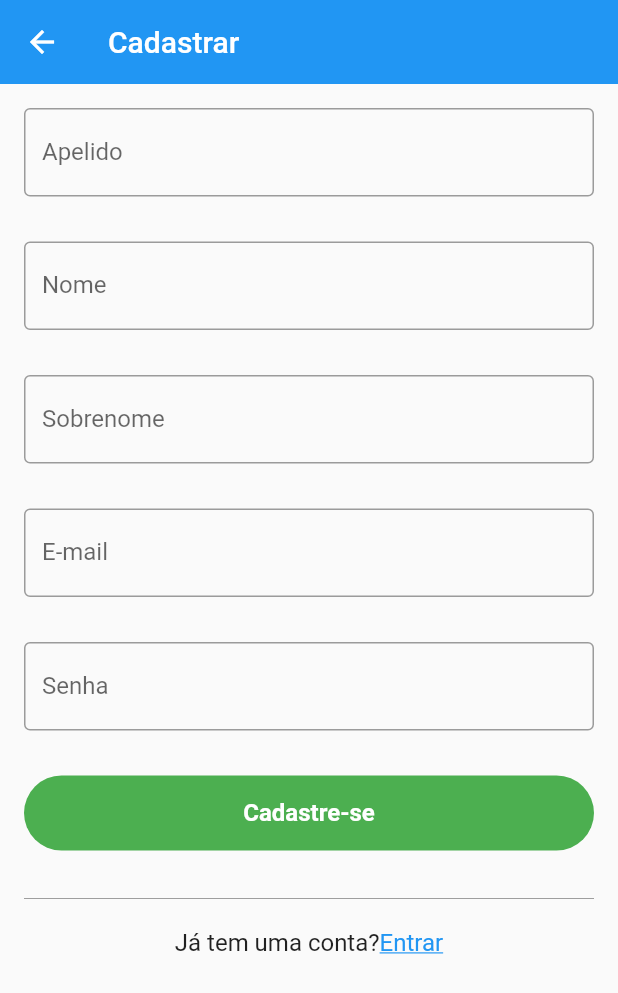
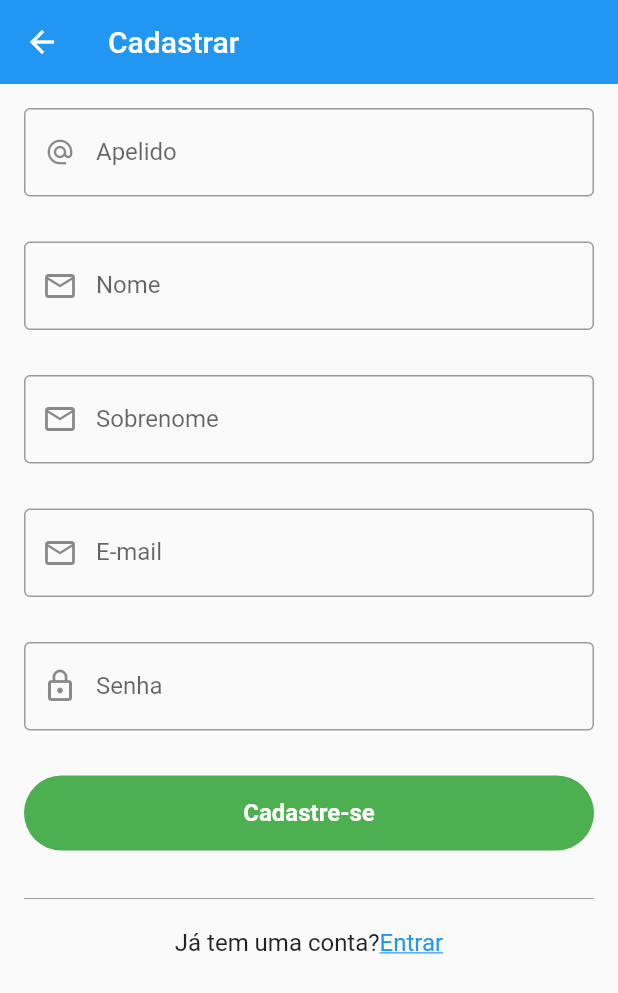
Before and after one commit to SergioJunnior/Teste-Monitora, a Flutter app: the screen it shows after launch, after a tap on "Cadastre-se", on a phone screen of 412 x 824 dp. Shown: the top 993 px of the screen. Run offline on Flutter 3.47's test engine with Material 2 defaults, Android fonts, the phone set to English and light mode, and no system bars; our stand-ins replace bloc, cloud_firestore, firebase_auth, rxdart; accounts and stored records are empty.

Commit message:
finalizando

```diff
--- a/teste_lider/lib/screens/SignUp/signup_screen.dart
+++ b/teste_lider/lib/screens/SignUp/signup_screen.dart
@@ -56,6 +56,10 @@ class _SignUpScreenState extends State<SignUpScreen> {
                       padding: const EdgeInsets.all(16),
                       children: <Widget>[
                         formField(
+                          Icon(
+                            Icons.alternate_email,
+                            size: 20,
+                          ),
                           _apelidoController,
                           "Apelido",
                           _signUpBloc.setApelido,
@@ -66,6 +70,7 @@ class _SignUpScreenState extends State<SignUpScreen> {
                         ),
                         Padding(padding: EdgeInsets.symmetric(vertical: 15)),
                         formField(
+                          Icon(Icons.mail_outline),
                           _nomeController,
                           "Nome",
                           _signUpBloc.setNome,
@@ -76,6 +81,7 @@ class _SignUpScreenState extends State<SignUpScreen> {
                         ),
                         Padding(padding: EdgeInsets.symmetric(vertical: 15)),
                         formField(
+                          Icon(Icons.mail_outline),
                           _sobrenomeController,
                           "Sobrenome",
                           _signUpBloc.setSobrenome,
@@ -86,6 +92,7 @@ class _SignUpScreenState extends State<SignUpScreen> {
                         ),
                         Padding(padding: EdgeInsets.symmetric(vertical: 15)),
                         formField(
+                          Icon(Icons.mail_outline),
                           _emailController,
                           'E-mail',
                           _signUpBloc.setEmail,
--- a/teste_lider/lib/screens/SignUp/widgets/password_field.dart
+++ b/teste_lider/lib/screens/SignUp/widgets/password_field.dart
@@ -83,7 +83,9 @@ class PasswordField extends StatelessWidget {
             TextField(
               controller: controller,
               decoration: const InputDecoration(
-                  border: OutlineInputBorder(), labelText: "Senha"),
+                  prefixIcon: Icon(Icons.lock_outline),
+                  border: OutlineInputBorder(),
+                  labelText: "Senha"),
               obscureText: true,
               onChanged: state.didChange,
             ),
--- a/teste_lider/lib/screens/SignUp/widgets/text_field.dart
+++ b/teste_lider/lib/screens/SignUp/widgets/text_field.dart
@@ -1,8 +1,9 @@
 import 'package:flutter/material.dart';
 
 class formField extends StatelessWidget {
-  formField(this.controler, this.label, this.saved, this.validator);
+  formField(this.icon, this.controler, this.label, this.saved, this.validator);
 
+  final Icon icon;
   final String label;
   final Function saved;
   final Function validator;
@@ -12,6 +13,7 @@ class formField extends StatelessWidget {
     return TextFormField(
       controller: controler,
       decoration: InputDecoration(
+        prefixIcon: icon,
         labelText: label,
         border: OutlineInputBorder(),
       ),
--- a/teste_lider/lib/screens/Widgets/login_button.dart
+++ b/teste_lider/lib/screens/Widgets/login_button.dart
@@ -24,9 +24,7 @@ class LoginButton extends StatelessWidget {
               shape: RoundedRectangleBorder(
                   borderRadius: BorderRadius.circular(25)),
               onPressed: snapshot.data.enabled
-                  ? () => loginBloc.loginWithEmail(
-                      //LoginState.DONE != null ? Navigator.of(context).push(MaterialPageRoute(builder:(context)=> AccountScreen()))
-                      )
+                  ? () => loginBloc.loginWithEmail()
                   : null,
               child: snapshot.data.loading
                   ? CircularProgressIndicator(
--- a/teste_lider/lib/screens/login_screen.dart
+++ b/teste_lider/lib/screens/login_screen.dart
@@ -29,6 +29,11 @@ class _LoginScreenState extends State<LoginScreen> {
         case LoginState.LOADING_FACE:
           break;
         case LoginState.ERROR:
+          SnackBar(
+            content: Text(_loginBloc.getError),
+            backgroundColor: Colors.greenAccent,
+            duration: Duration(seconds: 3),
+          );
           break;
         case LoginState.LOADING:
           break;
--- a/teste_lider/lib/utils/error_codes.dart
+++ b/teste_lider/lib/utils/error_codes.dart
@@ -2,7 +2,7 @@ class ErrorCodes {
   static const String ERROR_C0DE_NETWORK_ERROR = "FirebaseException";
   static const String ERROR_USER_NOT_FOUND = "ERROR_USER_NOT_FOUND";
   static const String ERROR_INVALID_EMAIL = "ERROR_INVALID_EMAIL";
-  static const String ERROR_CODE_WRONG_PASSWORD = "ERROR_CODE_WRONG_PASSWORD";
+  static const String ERROR_WRONG_PASSWORD = "ERROR_CODE_WRONG_PASSWORD";
   static const String ERROR_CODE_EMAIL_ALREADY_IN_USE =
       "ERROR_CODE_EMAIL_ALREADY_IN_USE";
   static const String ERROR_OPERATION_NOT_ALLOWED =
@@ -15,7 +15,7 @@ class ErrorMessages {
       "Network Error! Check internet connection.";
   static const String ERROR_USER_NOT_FOUND = "User Not Found!";
   static const String ERROR_INVALID_EMAIL = "Invalid Email!";
-  static const String ERROR_CODE_WRONG_PASSWORD = "Wrong Password!";
+  static const String ERROR_WRONG_PASSWORD = "Wrong Password!";
   static const String ERROR_CODE_EMAIL_ALREADY_IN_USE =
       "This email is already in use!";
   static const String ERROR_OPERATION_NOT_ALLOWED = "Operation not allowed";
```
Also changed, not shown: teste_lider/lib/bloc/login/login_bloc.dart (+26 -26 lines).
